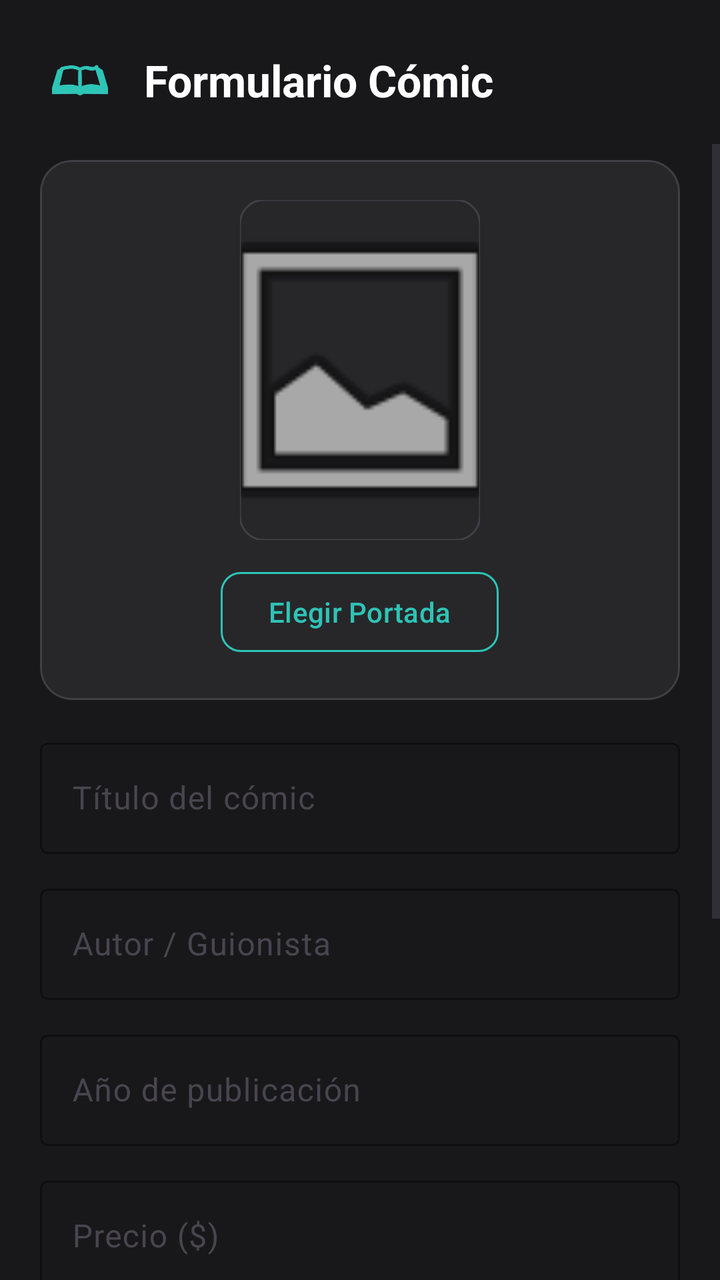
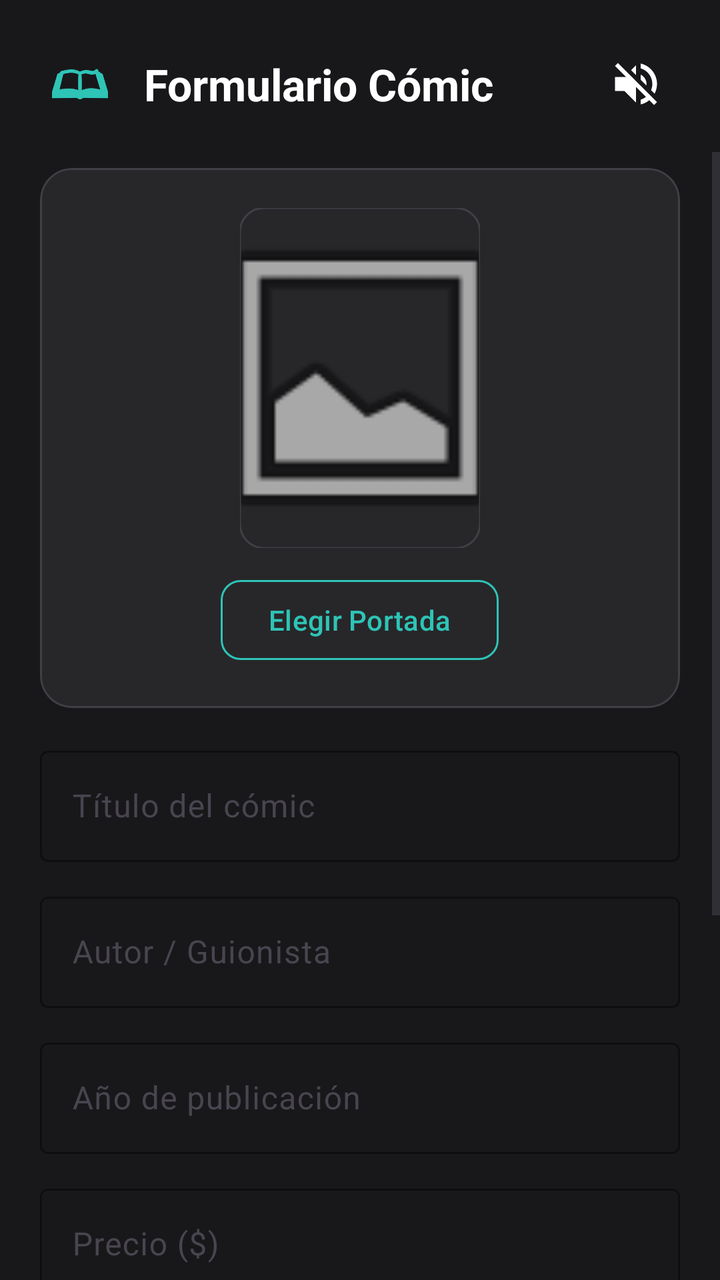

The first picture is an Android layout as it rendered before a commit; the second is the same layout after the commit. The layout source and the unified diff follow.
<!-- AndroidManifest.xml: application theme Theme.Komix -->
<!-- res/layout/activity_formulario_comic.xml -->
<?xml version="1.0" encoding="utf-8"?>
<androidx.constraintlayout.widget.ConstraintLayout xmlns:android="http://schemas.android.com/apk/res/android"
    xmlns:app="http://schemas.android.com/apk/res-auto"
    xmlns:tools="http://schemas.android.com/tools"
    android:id="@+id/main"
    android:layout_width="match_parent"
    android:layout_height="match_parent"
    android:background="@color/komix_charcoal">

    
    <LinearLayout
        android:id="@+id/headerBar"
        android:layout_width="match_parent"
        android:layout_height="wrap_content"
        android:gravity="center_vertical"
        android:orientation="horizontal"
        android:paddingHorizontal="20dp"
        android:paddingTop="20dp"
        android:paddingBottom="12dp"
        app:layout_constraintEnd_toEndOf="parent"
        app:layout_constraintStart_toStartOf="parent"
        app:layout_constraintTop_toTopOf="parent">

        <ImageButton
            android:id="@+id/btnVolver"
            android:layout_width="40dp"
            android:layout_height="40dp"
            android:background="?attr/selectableItemBackgroundBorderless"
            android:contentDescription="Volver"
            android:padding="6dp"
            android:scaleType="fitCenter"
            android:src="@drawable/ic_comic"
            app:tint="@color/komix_aqua" />

        <TextView
            android:id="@+id/titulo"
            android:layout_width="wrap_content"
            android:layout_height="wrap_content"
            android:layout_marginStart="12dp"
            android:text="Formulario Cómic"
            android:textColor="@color/komix_white"
            android:textSize="22sp"
            android:textStyle="bold" />
    </LinearLayout>

    <ScrollView
        android:layout_width="match_parent"
        android:layout_height="0dp"
        android:clipToPadding="false"
        android:paddingBottom="24dp"
        app:layout_constraintBottom_toBottomOf="parent"
        app:layout_constraintEnd_toEndOf="parent"
        app:layout_constraintStart_toStartOf="parent"
        app:layout_constraintTop_toBottomOf="@id/headerBar">

        <LinearLayout
            android:layout_width="match_parent"
            android:layout_height="wrap_content"
            android:orientation="vertical"
            android:paddingHorizontal="20dp">

            <com.google.android.material.card.MaterialCardView
                android:layout_width="match_parent"
                android:layout_height="wrap_content"
                android:layout_marginTop="8dp"
                app:cardBackgroundColor="@color/komix_charcoal_soft"
                app:cardCornerRadius="16dp"
                app:strokeColor="@color/komix_card_border"
                app:strokeWidth="1dp">

                <LinearLayout
                    android:layout_width="match_parent"
                    android:layout_height="wrap_content"
                    android:gravity="center"
                    android:orientation="vertical"
                    android:padding="20dp">

                    <com.google.android.material.imageview.ShapeableImageView
                        android:id="@+id/imgPreview"
                        android:layout_width="120dp"
                        android:layout_height="170dp"
                        android:scaleType="centerCrop"
                        android:src="@android:drawable/ic_menu_gallery"
                        app:shapeAppearanceOverlay="@style/ShapeAppearance.Material3.Corner.Medium"
                        app:strokeColor="@color/komix_card_border"
                        app:strokeWidth="1dp" />

                    <com.google.android.material.button.MaterialButton
                        android:id="@+id/btnSeleccionarImagen"
                        style="@style/Widget.Material3.Button.OutlinedButton"
                        android:layout_width="wrap_content"
                        android:layout_height="wrap_content"
                        android:layout_marginTop="12dp"
                        android:text="Elegir Portada"
                        android:textColor="@color/komix_aqua"
                        app:cornerRadius="10dp"
                        app:strokeColor="@color/komix_aqua" />
                </LinearLayout>

            </com.google.android.material.card.MaterialCardView>

            <com.google.android.material.textfield.TextInputLayout
                android:id="@+id/tilTitulo"
                style="@style/Widget.Material3.TextInputLayout.OutlinedBox"
                android:layout_width="match_parent"
                android:layout_height="wrap_content"
                android:layout_marginTop="16dp"
                android:hint="Título del cómic"
                app:boxStrokeColor="@color/komix_aqua"
                app:hintTextColor="@color/komix_aqua">

                <com.google.android.material.textfield.TextInputEditText
                    android:id="@+id/txtTitulo"
                    android:layout_width="match_parent"
                    android:layout_height="wrap_content"
                    android:inputType="textCapWords"
                    android:textColor="@color/komix_white" />
            </com.google.android.material.textfield.TextInputLayout>

            <com.google.android.material.textfield.TextInputLayout
                android:id="@+id/tilAutor"
                style="@style/Widget.Material3.TextInputLayout.OutlinedBox"
                android:layout_width="match_parent"
                android:layout_height="wrap_content"
                android:layout_marginTop="12dp"
                android:hint="Autor / Guionista"
                app:boxStrokeColor="@color/komix_aqua"
                app:hintTextColor="@color/komix_aqua">

                <com.google.android.material.textfield.TextInputEditText
                    android:id="@+id/txtAutor"
                    android:layout_width="match_parent"
                    android:layout_height="wrap_content"
                    android:inputType="textCapWords"
                    android:textColor="@color/komix_white" />
            </com.google.android.material.textfield.TextInputLayout>

            <com.google.android.material.textfield.TextInputLayout
                android:id="@+id/tilAnio"
                style="@style/Widget.Material3.TextInputLayout.OutlinedBox"
                android:layout_width="match_parent"
                android:layout_height="wrap_content"
                android:layout_marginTop="12dp"
                android:hint="Año de publicación"
                app:boxStrokeColor="@color/komix_aqua"
                app:hintTextColor="@color/komix_aqua">

                <com.google.android.material.textfield.TextInputEditText
                    android:id="@+id/txtAnio"
                    android:layout_width="match_parent"
                    android:layout_height="wrap_content"
                    android:inputType="number"
                    android:textColor="@color/komix_white" />
            </com.google.android.material.textfield.TextInputLayout>

            <com.google.android.material.textfield.TextInputLayout
                android:id="@+id/tilPrecio"
                style="@style/Widget.Material3.TextInputLayout.OutlinedBox"
                android:layout_width="match_parent"
                android:layout_height="wrap_content"
                android:layout_marginTop="12dp"
                android:hint="Precio ($)"
                app:boxStrokeColor="@color/komix_aqua"
                app:hintTextColor="@color/komix_aqua">

                <com.google.android.material.textfield.TextInputEditText
                    android:id="@+id/txtPrecio"
                    android:layout_width="match_parent"
                    android:layout_height="wrap_content"
                    android:inputType="numberDecimal"
                    android:textColor="@color/komix_white" />
            </com.google.android.material.textfield.TextInputLayout>

            <com.google.android.material.textfield.TextInputLayout
                android:id="@+id/tilCategoria"
                style="@style/Widget.Material3.TextInputLayout.OutlinedBox.ExposedDropdownMenu"
                android:layout_width="match_parent"
                android:layout_height="wrap_content"
                android:layout_marginTop="12dp"
                android:hint="Categoría"
                app:boxStrokeColor="@color/komix_aqua"
                app:hintTextColor="@color/komix_aqua">

                <AutoCompleteTextView
                    android:id="@+id/spinnerCategoria"
                    android:layout_width="match_parent"
                    android:layout_height="wrap_content"
                    android:inputType="none"
                    android:popupBackground="@color/komix_charcoal_soft"
                    android:textColor="@color/komix_white" />
            </com.google.android.material.textfield.TextInputLayout>

            <com.google.android.material.textfield.TextInputLayout
                android:id="@+id/tilEditorial"
                style="@style/Widget.Material3.TextInputLayout.OutlinedBox.ExposedDropdownMenu"
                android:layout_width="match_parent"
                android:layout_height="wrap_content"
                android:layout_marginTop="12dp"
                android:hint="Editorial"
                app:boxStrokeColor="@color/komix_aqua"
                app:hintTextColor="@color/komix_aqua">

                <AutoCompleteTextView
                    android:id="@+id/spinnerEditorial"
                    android:layout_width="match_parent"
                    android:layout_height="wrap_content"
                    android:inputType="none"
                    android:popupBackground="@color/komix_charcoal_soft"
                    android:textColor="@color/komix_white" />
            </com.google.android.material.textfield.TextInputLayout>

            <com.google.android.material.button.MaterialButton
                android:id="@+id/btnGuardar"
                style="@style/Widget.Material3.Button"
                android:layout_width="match_parent"
                android:layout_height="54dp"
                android:layout_marginTop="24dp"
                android:backgroundTint="@color/komix_aqua"
                android:text="Guardar Cómic"
                android:textColor="@color/komix_charcoal"
                android:textSize="16sp"
                android:textStyle="bold"
                app:cornerRadius="12dp" />

        </LinearLayout>
    </ScrollView>

</androidx.constraintlayout.widget.ConstraintLayout>
<!-- resources referenced by this layout -->
<resources>
  <color name="komix_aqua">#2EC4B6</color>
  <color name="komix_card_border">#3F3F46</color>
  <color name="komix_charcoal">#18181B</color>
  <color name="komix_charcoal_soft">#27272A</color>
  <color name="komix_white">#FFFFFF</color>
  <!-- drawable ic_comic: png bitmap (drawable, 12665 bytes) -->
  <style name="Theme.Komix" parent="Base.Theme.Komix" />
  <style name="Base.Theme.Komix" parent="Theme.Material3.DayNight.NoActionBar">
          
          
      </style>
</resources>

<!-- the commit's change to res/layout/activity_formulario_comic.xml (unified diff, before → after) -->
@@ -41,6 +41,22 @@
             android:textColor="@color/komix_white"
             android:textSize="22sp"
             android:textStyle="bold" />
+
+        <View
+            android:layout_width="0dp"
+            android:layout_height="0dp"
+            android:layout_weight="1" />
+
+        <ImageButton
+            android:id="@+id/btnVoz"
+            android:layout_width="44dp"
+            android:layout_height="44dp"
+            android:layout_marginStart="8dp"
+            android:background="?attr/selectableItemBackgroundBorderless"
+            android:contentDescription="Activar voz"
+            android:padding="8dp"
+            android:scaleType="fitCenter"
+            android:src="@drawable/ic_voz_off" />
     </LinearLayout>
 
     <ScrollView
<!-- resource entries referenced after the edit -->
@@ -6,6 +6,17 @@
   <color name="komix_charcoal_soft">#27272A</color>
   <color name="komix_white">#FFFFFF</color>
   <!-- drawable ic_comic: png bitmap (drawable, 12665 bytes) -->
+  <!-- drawable ic_voz_off (drawable) -->
+  <?xml version="1.0" encoding="utf-8"?>
+  <vector xmlns:android="http://schemas.android.com/apk/res/android"
+      android:width="24dp"
+      android:height="24dp"
+      android:viewportWidth="24"
+      android:viewportHeight="24">
+      <path
+          android:fillColor="#FFFFFF"
+          android:pathData="M16.5,12c0,-1.77 -1.02,-3.29 -2.5,-4.03v2.21l2.45,2.45c0.03,-0.2 0.05,-0.41 0.05,-0.63zM19,12c0,0.94 -0.2,1.82 -0.54,2.64l1.51,1.51C20.63,14.91 21,13.5 21,12c0,-4.28 -2.99,-7.86 -7,-8.77v2.06c2.89,0.86 5,3.54 5,6.71zM4.27,3L3,4.27 7.73,9H3v6h4l5,5v-6.73l4.25,4.25c-0.67,0.52 -1.42,0.93 -2.25,1.18v2.06c1.38,-0.31 2.63,-0.95 3.69,-1.81L19.73,21 21,19.73l-9,-9L4.27,3zM12,4L9.91,6.09 12,8.18V4z" />
+  </vector>
   <style name="Theme.Komix" parent="Base.Theme.Komix" />
   <style name="Base.Theme.Komix" parent="Theme.Material3.DayNight.NoActionBar">
           
